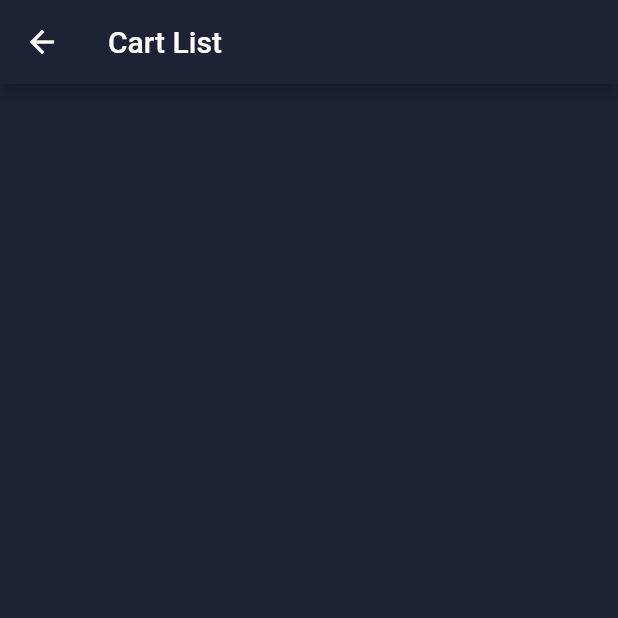
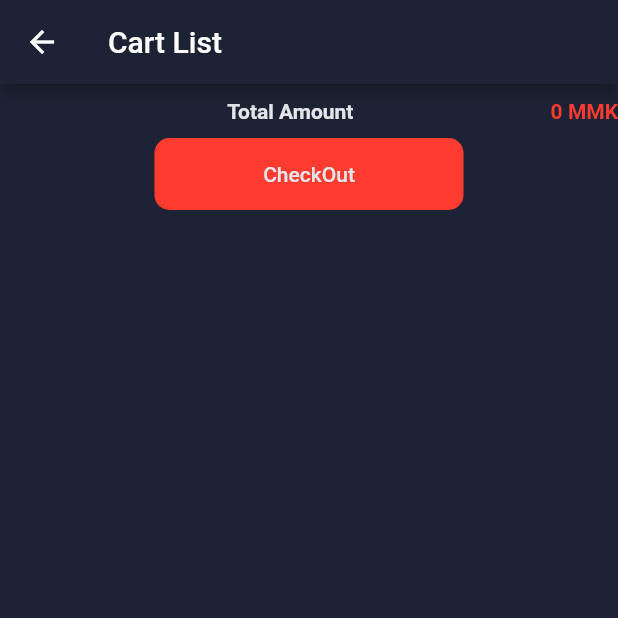
Before and after one commit to Thae00/food_order_pj, a Flutter app: the CartView screen opened directly, on a phone screen of 412 x 824 dp, the top half of it. Run offline on Flutter 3.47's test engine with Material 2 defaults, Android fonts, the phone set to English and light mode, and no system bars; our stand-ins replace carousel_slider, cloud_firestore, firebase_auth, firebase_core, flutter_svg; accounts and stored records are empty.

Commit message:
total amount

```diff
--- a/lib/carts/cart.dart
+++ b/lib/carts/cart.dart
@@ -5,10 +5,14 @@ import 'package:food_order_pj/carts/cart_product.dart';
 class Cart extends ChangeNotifier {
   List<CartProduct> cartProduct = [];
 
+  dynamic totalAmt = 0; //for total amount
+
   // For cart delete
   deleteProduct(CartProduct pro){
     this.cartProduct.forEach((element) {
       if(element.product.id == pro.product.id){
+
+        totalAmt -= element.product.price * element.counter;
         this.cartProduct.remove(element);
         notifyListeners();
       }
@@ -22,6 +26,8 @@ class Cart extends ChangeNotifier {
 
   add(CartProduct cartPro) {
     this.cartProduct.add(cartPro);
+
+    totalAmt += cartPro.counter * cartPro.product.price;
     notifyListeners();
   }
 
@@ -57,7 +63,10 @@ class Cart extends ChangeNotifier {
   updateProduct(CartProduct pro, int count) {
     this.cartProduct.forEach((element) {
       if (element.product.id == pro.product.id) {
+        totalAmt -= element.counter * element.product.price;
+        totalAmt += pro.product.price * count;
         element.counter = count;
+
       }
     });
     notifyListeners();
--- a/lib/components/cart_view.dart
+++ b/lib/components/cart_view.dart
@@ -47,7 +47,9 @@ class _CartViewState extends State<CartView> {
                               style: TextStyle(color: Palette.titleColor),
                             ),
                           ),
-                          SizedBox(height: 5,),
+                          SizedBox(
+                            height: 5,
+                          ),
                           Container(
                             child: Text(
                               "${cart.getList()[index].product.price} MMK",
@@ -65,7 +67,9 @@ class _CartViewState extends State<CartView> {
                             "Qty",
                             style: TextStyle(color: Palette.titleColor),
                           ),
-                          SizedBox(height: 5,),
+                          SizedBox(
+                            height: 5,
+                          ),
                           Text(
                             "${cart.getList()[index].counter}",
                             style: TextStyle(
@@ -107,6 +111,46 @@ class _CartViewState extends State<CartView> {
                   ),
                 );
               },
+            ),
+            SizedBox(
+              height: 10,
+            ),
+            Row(
+              mainAxisAlignment: MainAxisAlignment.spaceBetween,
+              children: [
+                SizedBox(
+                  width: 20,
+                ),
+                Text(
+                  "Total Amount",
+                  style: TextStyle(
+                      fontWeight: FontWeight.bold, color: Palette.titleColor),
+                ),
+                Text(
+                  "${cart.totalAmt} MMK",
+                  style: TextStyle(
+                      fontWeight: FontWeight.bold, color: Palette.speciColor),
+                ),
+              ],
+            ),
+            SizedBox(
+              height: 10,
+            ),
+            Container(
+              width: MediaQuery.of(context).size.width * 0.5,
+              decoration: BoxDecoration(
+                color: Palette.speciColor,
+                borderRadius: BorderRadius.circular(10),
+              ),
+              child: TextButton(
+                onPressed: () {},
+                child: Text(
+                  "CheckOut",
+                  style: TextStyle(
+                    color: Palette.titleColor,
+                  ),
+                ),
+              ),
             )
           ],
         ),
```
